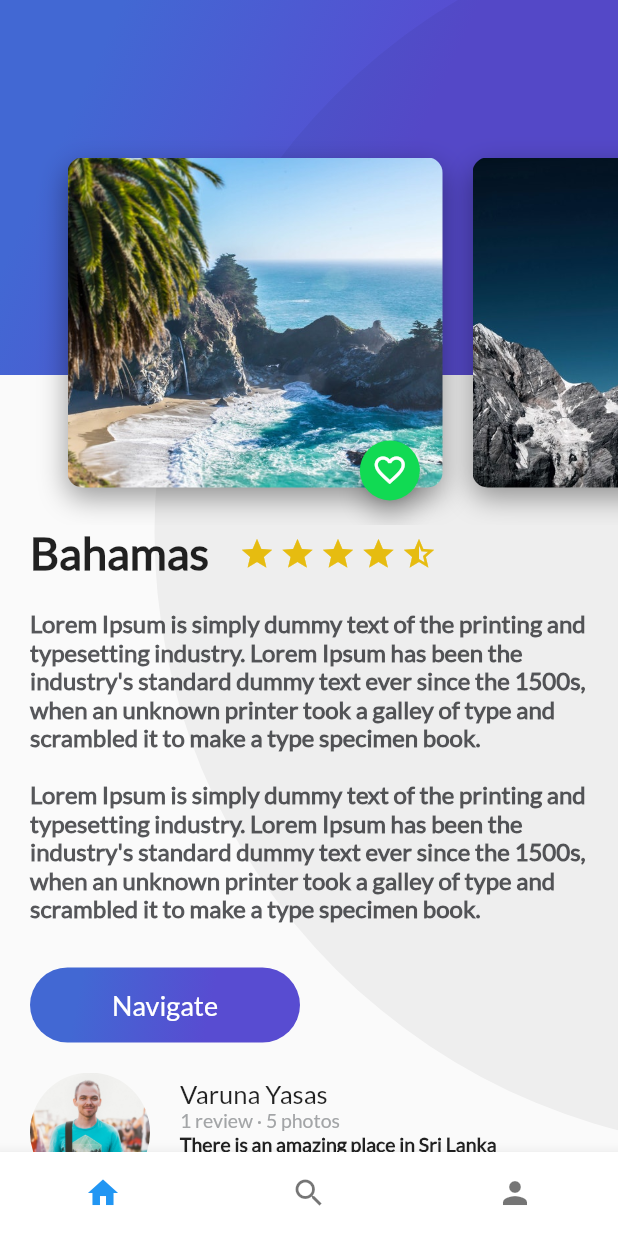
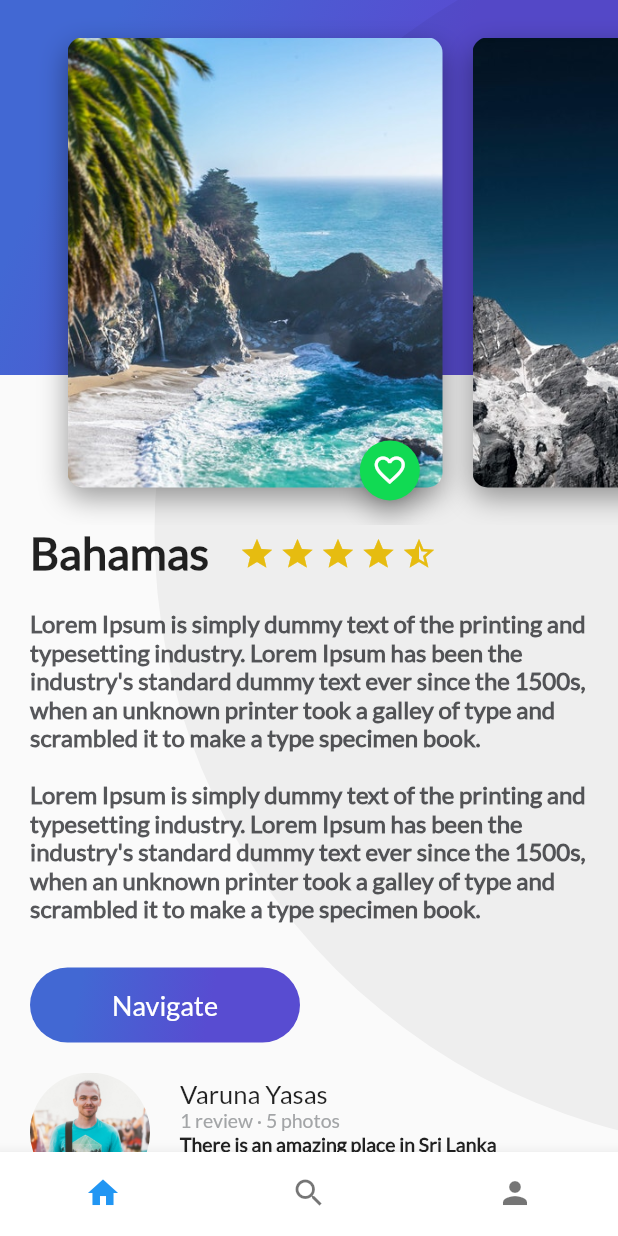
Before and after one commit to ric98esley/apps_travel, a Flutter app: the screen it shows once a user with an empty profile is signed in, on a phone screen of 412 x 824 dp. Run offline on Flutter 3.47's test engine with Material 2 defaults, Android fonts, the phone set to English and light mode, and no system bars; our stand-ins replace cloud_firestore, firebase_auth, firebase_core, google_sign_in; missing offline and left inert: generic_bloc_provider; accounts and stored records are empty.

Commit message:
fix the box container of image

```diff
--- a/lib/Place/ui/widgets/card_image.dart
+++ b/lib/Place/ui/widgets/card_image.dart
@@ -1,19 +1,30 @@
 import 'package:flutter/material.dart';
 import 'package:trips_app/widgets/floating_action_button_green.dart';
 
-class CardImage extends StatelessWidget {
-  String pathImage = "assets/img/beach.jpeg";
-
-  CardImage(this.pathImage);
+class CardImageWithFabIcon extends StatelessWidget {
+  final double? height;
+  final double? width;
+  double left;
+  final String pathImage;
+  final VoidCallback onPressedFabIcon;
+  final IconData iconData;
+  CardImageWithFabIcon(
+      {Key? key,
+      required this.iconData,
+      required this.onPressedFabIcon,
+      required this.pathImage,
+      this.height = 250.0,
+      this.width = 300.0,
+      this.left = 20.0});
 
   @override
   Widget build(BuildContext context) {
     // TODO: implement build
 
     final card = Container(
-      height: 350.0,
-      width: 250.0,
-      margin: const EdgeInsets.only(top: 80.0, left: 20.0),
+      height: height,
+      width: width,
+      margin: EdgeInsets.only(left: left),
       decoration: BoxDecoration(
           image:
               DecorationImage(fit: BoxFit.cover, image: AssetImage(pathImage)),
@@ -29,7 +40,13 @@ class CardImage extends StatelessWidget {
 
     return Stack(
       alignment: Alignment(0.9, 1.1),
-      children: <Widget>[card, FloatingActionButtonGreen()],
+      children: <Widget>[
+        card,
+        FloatingActionButtonGreen(
+          iconData: iconData,
+          onPressed: onPressedFabIcon,
+        )
+      ],
     );
   }
 }
--- a/lib/Place/ui/widgets/card_image_list.dart
+++ b/lib/Place/ui/widgets/card_image_list.dart
@@ -2,7 +2,6 @@ import 'package:flutter/material.dart';
 import 'card_image.dart';
 
 class CardImageList extends StatelessWidget {
-
   @override
   Widget build(BuildContext context) {
     // TODO: implement build
@@ -12,14 +11,38 @@ class CardImageList extends StatelessWidget {
         padding: EdgeInsets.all(25.0),
         scrollDirection: Axis.horizontal,
         children: <Widget>[
-          CardImage("assets/img/beach_palm.jpeg"),
-          CardImage("assets/img/mountain.jpeg"),
-          CardImage("assets/img/mountain_stars.jpeg"),
-          CardImage("assets/img/river.jpeg"),
-          CardImage("assets/img/sunset.jpeg"),
+          CardImageWithFabIcon(
+              pathImage: "assets/img/beach_palm.jpeg",
+              iconData: Icons.favorite_border,
+              onPressedFabIcon: () {},
+              height: 350.0,
+              width: 250.0),
+          CardImageWithFabIcon(
+              pathImage: "assets/img/mountain.jpeg",
+              iconData: Icons.favorite_border,
+              onPressedFabIcon: () {},
+              height: 350.0,
+              width: 250.0),
+          CardImageWithFabIcon(
+              pathImage: "assets/img/mountain_stars.jpeg",
+              iconData: Icons.favorite_border,
+              onPressedFabIcon: () {},
+              height: 350.0,
+              width: 250.0),
+          CardImageWithFabIcon(
+              pathImage: "assets/img/river.jpeg",
+              iconData: Icons.favorite_border,
+              onPressedFabIcon: () {},
+              height: 350.0,
+              width: 250.0),
+          CardImageWithFabIcon(
+              pathImage: "assets/img/sunset.jpeg",
+              iconData: Icons.favorite_border,
+              onPressedFabIcon: () {},
+              height: 350.0,
+              width: 250.0),
         ],
       ),
     );
   }
-
 }
--- a/lib/User/ui/widgets/button_bar.dart
+++ b/lib/User/ui/widgets/button_bar.dart
@@ -14,7 +14,7 @@ class ButtonsBar extends StatelessWidget {
     return Padding(
         padding: EdgeInsets.symmetric(horizontal: 0.0, vertical: 5.0),
         child: Row(
-          children: <Widget>[
+          children: [
             CircleButton(
                 mini: true,
                 icon: Icons.vpn_key,
--- a/lib/widgets/floating_action_button_green.dart
+++ b/lib/widgets/floating_action_button_green.dart
@@ -1,6 +1,13 @@
 import 'package:flutter/material.dart';
 
 class FloatingActionButtonGreen extends StatefulWidget {
+  final IconData iconData;
+  final VoidCallback onPressed;
+
+  FloatingActionButtonGreen(
+      {Key? key, required this.iconData, required this.onPressed})
+      : super(key: key);
+
   @override
   State<StatefulWidget> createState() {
     // TODO: implement createState
@@ -23,8 +30,8 @@ class _FloatingActionButtonGreen extends State<FloatingActionButtonGreen> {
       backgroundColor: Color(0xFF11DA53),
       mini: true,
       tooltip: "Fav",
-      onPressed: onPressedFav,
-      child: Icon(Icons.favorite_border),
+      onPressed: widget.onPressed,
+      child: Icon(widget.iconData),
     );
   }
 }
```
Also changed, not shown: lib/Place/ui/screens/add_place_screen.dart (added, +88 -0 lines), lib/User/ui/widgets/profile_place_info.dart (+7 -1 lines).
